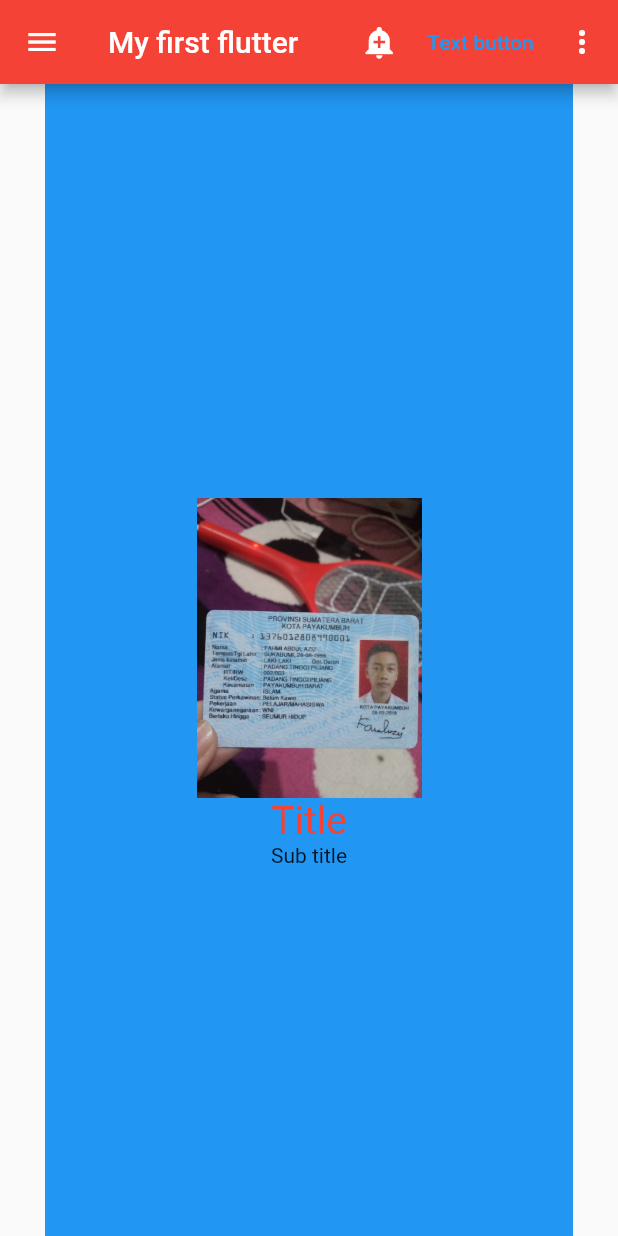
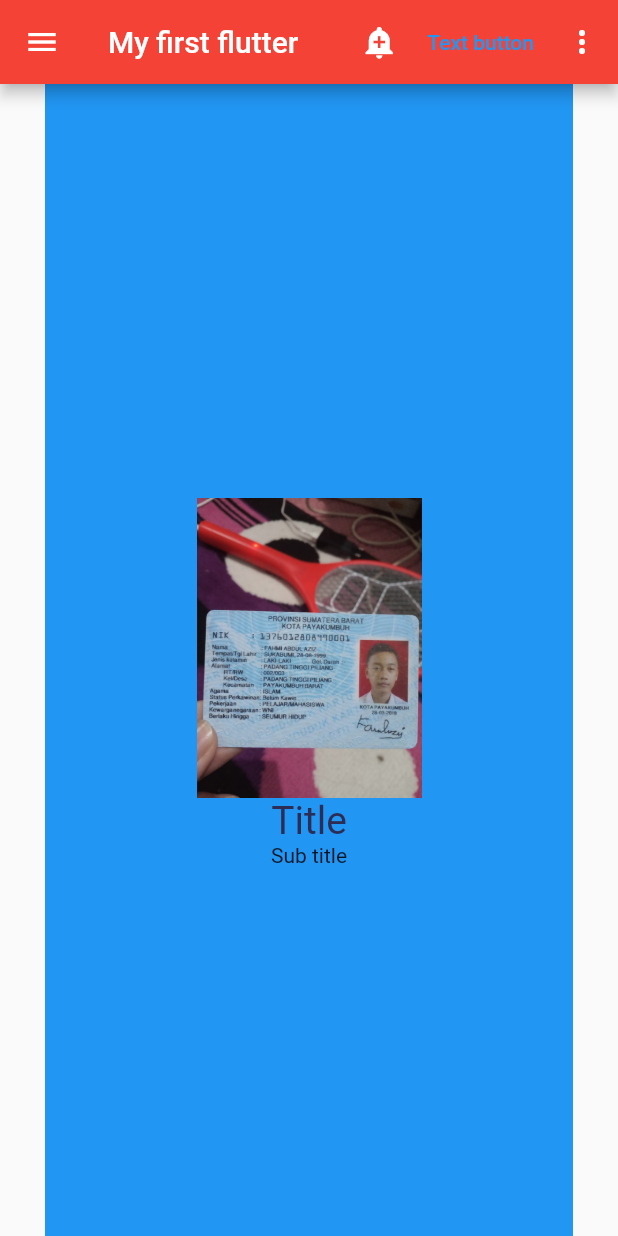
Before and after one commit to fahmi54321/my_first_flutter, a Flutter app: the screen it shows after launch, on a phone screen of 412 x 824 dp. Run offline on Flutter 3.47's test engine with Material 2 defaults, Android fonts, the phone set to English and light mode, and no system bars.

Commit message:
custom colors

```diff
--- /dev/null
+++ b/lib/custom_colors/custom_colors.dart
@@ -0,0 +1,3 @@
+import 'package:flutter/material.dart';
+
+Color darkBlue = Color(0xFF2c2c54);
--- a/lib/font_style/font_style.dart
+++ b/lib/font_style/font_style.dart
@@ -1,9 +1,10 @@
 import 'dart:ui';
 
 import 'package:flutter/material.dart';
+import 'package:my_first_flutter/custom_colors/custom_colors.dart';
 
 TextStyle mainHeader = TextStyle(
     fontSize: 26,
-    color: Colors.red,
+    color: darkBlue,
     fontFamily: 'roboto'
 );
```
